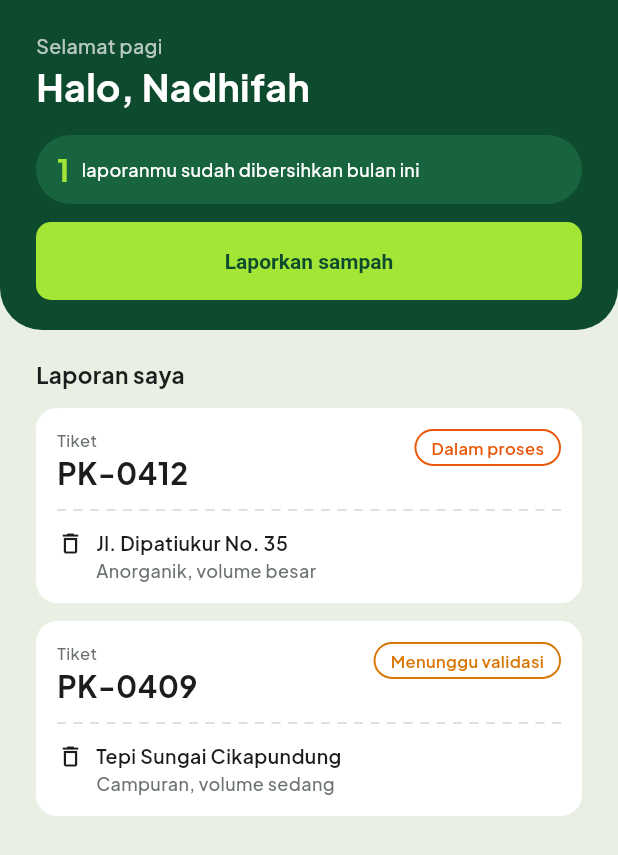
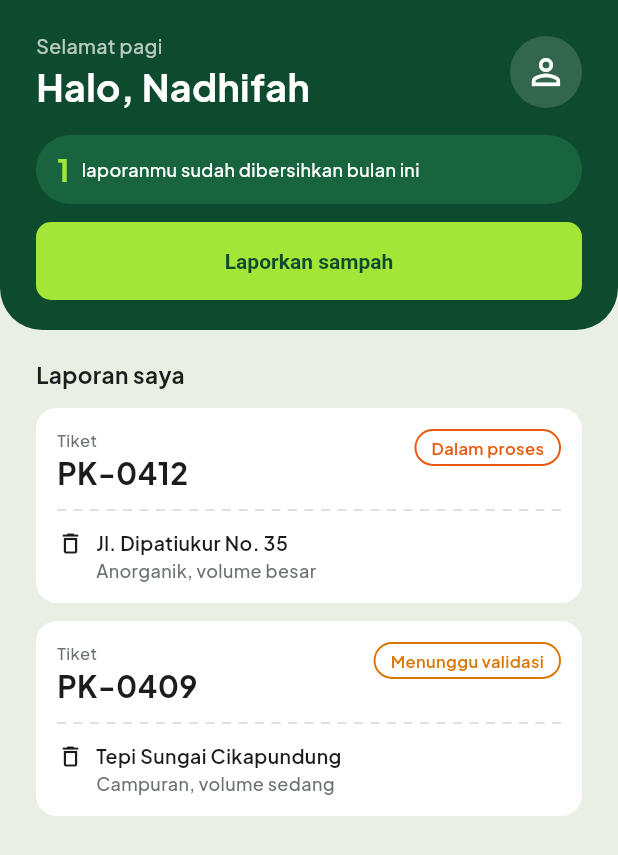
Before and after one commit to VallentinaStef/pilahKita, a Flutter app: the BerandaPage screen opened directly, on a phone screen of 412 x 824 dp. Shown: the top 855 px of the screen. Run offline on Flutter 3.47's test engine with Material 3 defaults, Android fonts, the phone set to English and light mode, and no system bars; our stand-ins replace flutter_svg, get, google_fonts.

Commit message:
revisi menyesuaikan

```diff
--- a/lib/presentation/pages/beranda_page.dart
+++ b/lib/presentation/pages/beranda_page.dart
@@ -1,7 +1,8 @@
 import 'package:flutter/material.dart';
 import 'package:get/get.dart';
+
 import 'package:pilahkita/presentation/pages/report_page.dart';
-
+import 'profil_page.dart';
 import '../themes/app_colors.dart';
 import '../controllers/laporan_controller.dart';
 import '../widgets/laporan_card.dart';
@@ -22,7 +23,7 @@ class BerandaPage extends StatelessWidget {
             child: Column(
               crossAxisAlignment: CrossAxisAlignment.start,
               children: [
-                // headernya
+                // header beranda
                 Container(
                   width: double.infinity,
                   padding: const EdgeInsets.fromLTRB(24, 22, 24, 20),
@@ -36,17 +37,54 @@ class BerandaPage extends StatelessWidget {
                   child: Column(
                     crossAxisAlignment: CrossAxisAlignment.start,
                     children: [
-                      const Text(
+                      // tombol profil
+                      InkWell(
+                        onTap: () {
+                          Get.to(() => const ProfilePage());
+                        },
+                        borderRadius: BorderRadius.circular(40),
+                        child: Row(
+                          mainAxisAlignment:
+                              MainAxisAlignment.spaceBetween,
+                          children: [
+                            const Column(
+                              crossAxisAlignment:
+                                  CrossAxisAlignment.start,
+                              children: [
+                                Text(
                                   'Selamat pagi',
-                        style: TextStyle(color: Colors.white70, fontSize: 13),
+                                  style: TextStyle(
+                                    color: Colors.white70,
+                                    fontSize: 13,
                                   ),
-                      const SizedBox(height: 3),
-                      const Text(
+                                ),
+                                SizedBox(height: 3),
+                                Text(
                                   'Halo, Nadhifah',
                                   style: TextStyle(
                                     color: Colors.white,
                                     fontSize: 25,
                                     fontWeight: FontWeight.w700,
+                                  ),
+                                ),
+                              ],
+                            ),
+
+                            Container(
+                              padding: const EdgeInsets.all(10),
+                              decoration: BoxDecoration(
+                                color: Colors.white.withValues(
+                                  alpha: 0.15,
+                                ),
+                                shape: BoxShape.circle,
+                              ),
+                              child: const Icon(
+                                Icons.person_outline,
+                                color: Colors.white,
+                                size: 28,
+                              ),
+                            ),
+                          ],
                         ),
                       ),
 
@@ -145,7 +183,9 @@ class BerandaPage extends StatelessWidget {
                       else
                         ...controller.laporanSaya.map(
                           (item) => Padding(
-                            padding: const EdgeInsets.only(bottom: 12),
+                            padding: const EdgeInsets.only(
+                              bottom: 12,
+                            ),
                             child: LaporanCard(
                               laporan: item,
                               onTap: () {
--- a/lib/presentation/pages/notifikasi_page.dart
+++ b/lib/presentation/pages/notifikasi_page.dart
@@ -4,8 +4,7 @@ import 'package:get/get.dart';
 import '../themes/app_colors.dart';
 import '../../domain/entities/notifikasi.dart';
 import '../controllers/notifikasi_controller.dart';
-
-enum RolePengguna { warga, petugas }
+import '../shell/home_shell.dart';
 
 class NotifikasiPage extends StatefulWidget {
   final RolePengguna role;
--- a/lib/routes/app_router.dart
+++ b/lib/routes/app_router.dart
@@ -1,24 +1,19 @@
 import 'package:get/get.dart';
 
-import '../presentation/pages/detail_laporan_page.dart';
 import '../presentation/shell/home_shell.dart';
+import '../presentation/pages/notifikasi_page.dart';
 
 class AppRouter {
   AppRouter._();
 
-  static const String home = '/';
+  static const home = '/home';
 
-  static List<GetPage> get pages => [
-        GetPage(
-          name: home,
-          page: () => const HomeShell(),
-        ),
-        GetPage(
-          name: '/detail-laporan',
-          page: () {
-            final tiket = Get.parameters['tiket'] ?? '';
-            return DetailLaporanPage(tiket: tiket);
-          },
-        ),
-      ];
+  static final pages = [
+    GetPage(
+      name: home,
+      page: () => const HomeShell(
+        role: RolePengguna.warga,
+      ),
+    ),
+  ];
 }
```
Also changed, not shown: lib/presentation/pages/profil_page.dart (added, +131 -0 lines), lib/presentation/shell/home_shell.dart (+143 -2 lines), lib/presentation/pages/edit_profil_page.dart (added). Lines whose indentation alone changed are shown as unchanged.
